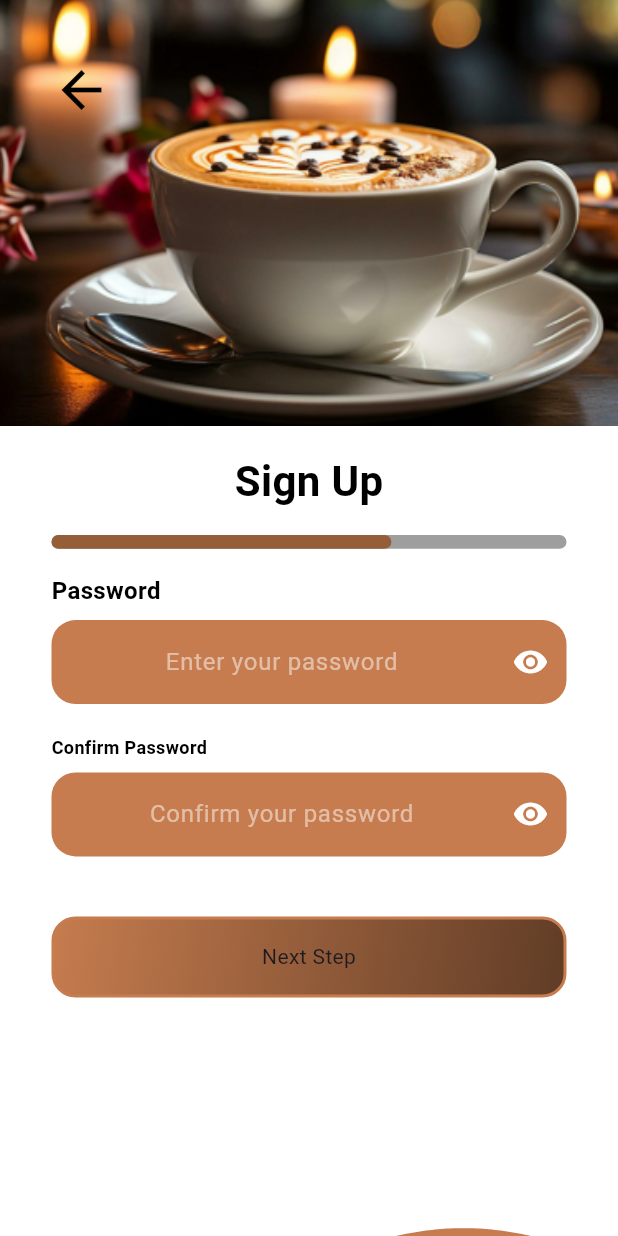
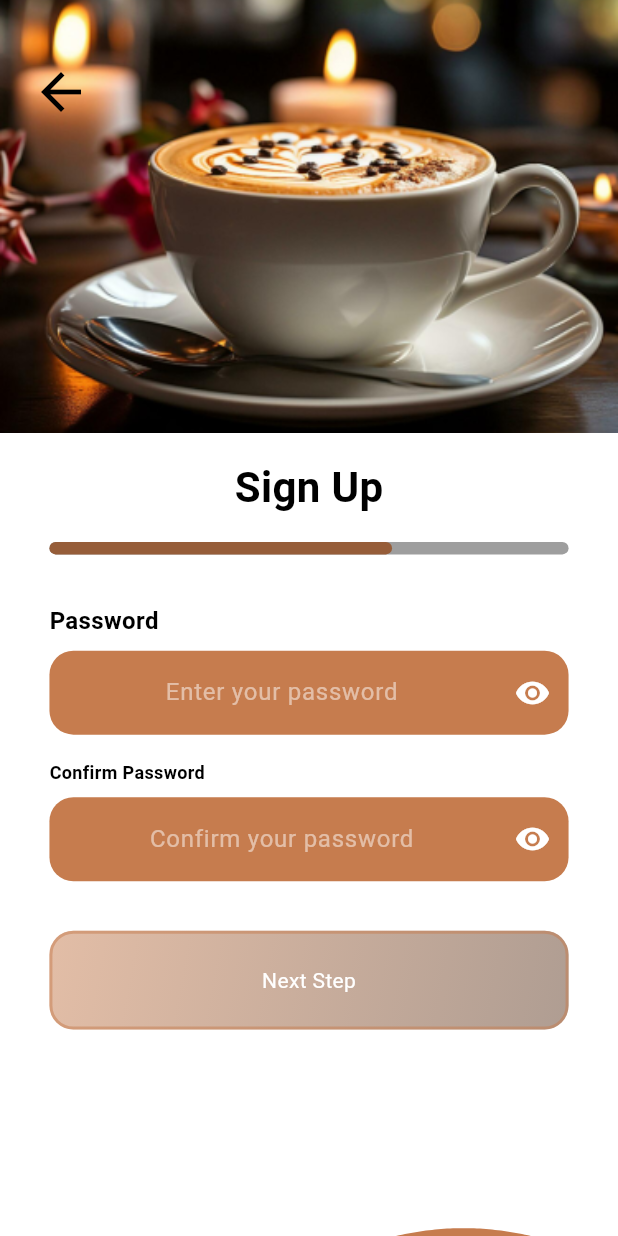
Before and after one commit to MisTraleuh/Simple-Coffee, a Flutter app: the SignInStep2Mobile screen opened directly, on a phone screen of 412 x 824 dp. Run offline on Flutter 3.47's test engine with Material 3 defaults, Android fonts, the phone set to English and light mode, and no system bars; drawn by our look-alikes of wave.

Commit message:
[ADD] ButtonPressableIfCondition widget | [ADD] Step 1 && Step 2 responsive

```diff
--- a/lib/features/authentication/sign_in/step1/sign_in_step1_page_mobile.dart
+++ b/lib/features/authentication/sign_in/step1/sign_in_step1_page_mobile.dart
@@ -6,6 +6,8 @@ import 'package:provider/provider.dart';
 import 'package:simple_coffee/models/buttons/SimpleButton.dart';
 import 'package:simple_coffee/models/specials/CommonTopImage.dart';
 import 'package:simple_coffee/models/buttons/SimpleTextButton.dart';
+
+import 'package:simple_coffee/models/buttons/ButtonPressableIfCondition.dart';
 
 /**************************
 *    PROVIDERS IMPORTS    *
@@ -125,13 +127,14 @@ class _SignInStep1MobileState extends State<SignInStep1Mobile> {
           SizedBox( height: height * 0.1 ),
           Padding(
             padding: EdgeInsets.only(left: width * 0.08, right: width * 0.08),
-            child: GestureDetector(
+            child: ButtonPressableIfCondition(
               onTap: () {
-                if (isPassed == true && hasError == false) {
-                  Navigator.pushNamed(context, '/signin-s2');
-                }
+                Navigator.pushNamed(context, '/signin-s2');
               },
-              child: SizedBox(
+              condition: () {
+                return isPassed && !hasError;
+              },
+              childIfTrue: SizedBox(
                 height: height * 0.08,
                 child: SimpleCard(
                   text: "Next Step",
@@ -141,7 +144,19 @@ class _SignInStep1MobileState extends State<SignInStep1Mobile> {
                   endColor: const Color.fromARGB(255, 96, 60, 38),
                   textStyle: const TextStyle(
                     color: Colors.white,
-                    fontSize: 18,
+                  ),
+                ),
+              ),
+              childIfFalse: SizedBox(
+                height: height * 0.08,
+                child: SimpleCard(
+                  text: "Next Step",
+                  borderRadius: 16,
+                  color: Theme.of(context).colorScheme.primary.withOpacity(0.5),
+                  startColor: const Color.fromARGB(255, 198, 124, 78),
+                  endColor: const Color.fromARGB(255, 96, 60, 38),
+                  textStyle: const TextStyle(
+                    color: Colors.white,
                   ),
                 ),
               ),
--- a/lib/features/authentication/sign_in/step2/sign_in_step2_page_mobile.dart
+++ b/lib/features/authentication/sign_in/step2/sign_in_step2_page_mobile.dart
@@ -6,6 +6,8 @@ import 'package:provider/provider.dart';
 import 'package:simple_coffee/models/buttons/SimpleButton.dart';
 import 'package:simple_coffee/models/specials/CommonTopImage.dart';
 import 'package:simple_coffee/models/buttons/SimpleTextButton.dart';
+
+import 'package:simple_coffee/models/buttons/ButtonPressableIfCondition.dart';
 
 /**************************
 *    PROVIDERS IMPORTS    *
@@ -63,15 +65,15 @@ class _SignInStep2MobileState extends State<SignInStep2Mobile> {
           Stack(
             children: <Widget>[
               SizedBox(
-                height: height / 2.9,
+                height: height * 0.35,
                 width: width,
                 child: const CommonTopImage(
                   imagePath: "assets/app/OnBoarding/SignIn/SigninStep2.png",
                 ),
               ),
               Positioned(
-                top: height / 20.6,
-                left: width / 12,
+                top: height * 0.05,
+                left: width * 0.05,
                 child: GestureDetector(
                   onTap: () {
                     Navigator.pop(context);
@@ -85,7 +87,7 @@ class _SignInStep2MobileState extends State<SignInStep2Mobile> {
               ),
             ],
           ),
-          SizedBox( height: height / 50.6 ),
+          SizedBox( height: height * 0.02 ),
           const Center(
             child: Text(
               "Sign Up",
@@ -96,11 +98,11 @@ class _SignInStep2MobileState extends State<SignInStep2Mobile> {
               ),
             ),
           ),
-          SizedBox( height: height / 50.6 ),
+          SizedBox( height: height * 0.02 ),
           Padding(
-            padding: EdgeInsets.only(left: width / 12, right: width / 12),
+            padding: EdgeInsets.only(left: width * 0.08, right: width * 0.08),
             child: SizedBox(
-              height: height / 90,
+              height: height * 0.01,
               child: LinearProgressIndicator(
                 value: 0.66,
                 backgroundColor: Colors.grey,
@@ -109,9 +111,9 @@ class _SignInStep2MobileState extends State<SignInStep2Mobile> {
               ),
             ),
           ),
-          SizedBox( height: height / 50.6 ),
+          SizedBox( height: height * 0.04 ),
           Padding(
-            padding: EdgeInsets.only(left: width / 12, right: width / 12),
+            padding: EdgeInsets.only(left: width * 0.08, right: width * 0.08),
             child: SimpleTextButton(
               labelText: "Password",
               hintText: "Enter your password",
@@ -129,9 +131,9 @@ class _SignInStep2MobileState extends State<SignInStep2Mobile> {
               fontSize: 16,
             ),
           ),
-          SizedBox( height: height / 40.6 ),
+          SizedBox( height: height * 0.02 ),
           Padding(
-            padding: EdgeInsets.only(left: width / 12, right: width / 12),
+            padding: EdgeInsets.only(left: width * 0.08, right: width * 0.08),
             child: SimpleTextButton(
               labelText: "Confirm Password",
               hintText: "Confirm your password",
@@ -148,21 +150,41 @@ class _SignInStep2MobileState extends State<SignInStep2Mobile> {
               hasError: hasErrorSecondButton,
             ),
           ),
-          SizedBox( height: height / 20.6 ),
+          SizedBox( height: height * 0.04 ),
           Padding(
-            padding: EdgeInsets.only(left: width / 12, right: width / 12),
-            child: GestureDetector(
+            padding: EdgeInsets.only(left: width * 0.08, right: width * 0.08),
+            child: ButtonPressableIfCondition(
               onTap: () {
                 Navigator.pushNamed(context, '/signin-s3');
               },
-              child: SizedBox(
-                height: height / 15.24,
+              condition: () {
+                return isPassedFirstButton && isPassedSecondButton &&
+                       !hasErrorFirstButton && !hasErrorSecondButton && isIdentical;
+              },
+              childIfTrue: SizedBox(
+                height: height * 0.08,
                 child: SimpleCard(
                   text: "Next Step",
                   borderRadius: 16,
                   color: Theme.of(context).colorScheme.primary,
                   startColor: const Color.fromARGB(255, 198, 124, 78),
                   endColor: const Color.fromARGB(255, 96, 60, 38),
+                  textStyle: const TextStyle(
+                    color: Colors.white,
+                  ),
+                ),
+              ),
+              childIfFalse: SizedBox(
+                height: height * 0.08,
+                child: SimpleCard(
+                  text: "Next Step",
+                  borderRadius: 16,
+                  color: Theme.of(context).colorScheme.primary.withOpacity(0.5),
+                  startColor: const Color.fromARGB(255, 198, 124, 78),
+                  endColor: const Color.fromARGB(255, 96, 60, 38),
+                  textStyle: const TextStyle(
+                    color: Colors.white,
+                  ),
                 ),
               ),
             ),
--- /dev/null
+++ b/lib/models/buttons/ButtonPressableIfCondition.dart
@@ -0,0 +1,26 @@
+import 'package:flutter/material.dart';
+
+class ButtonPressableIfCondition extends StatelessWidget {
+  final bool? isDark;
+  final bool Function() condition;
+  final Widget childIfTrue;
+  final Widget childIfFalse;
+  final void Function()? onTap;
+
+  const ButtonPressableIfCondition({
+    Key? key,
+    this.isDark,
+    required this.condition,
+    required this.childIfTrue,
+    required this.childIfFalse,
+    this.onTap,
+  }) : super(key: key);
+
+  @override
+  Widget build(BuildContext context) {
+    return GestureDetector(
+      onTap: onTap != null && condition() ? () => onTap!() : null,
+      child: condition() ? childIfTrue : childIfFalse,
+    );
+  }
+}
```
Also changed, not shown: pubspec.lock.
